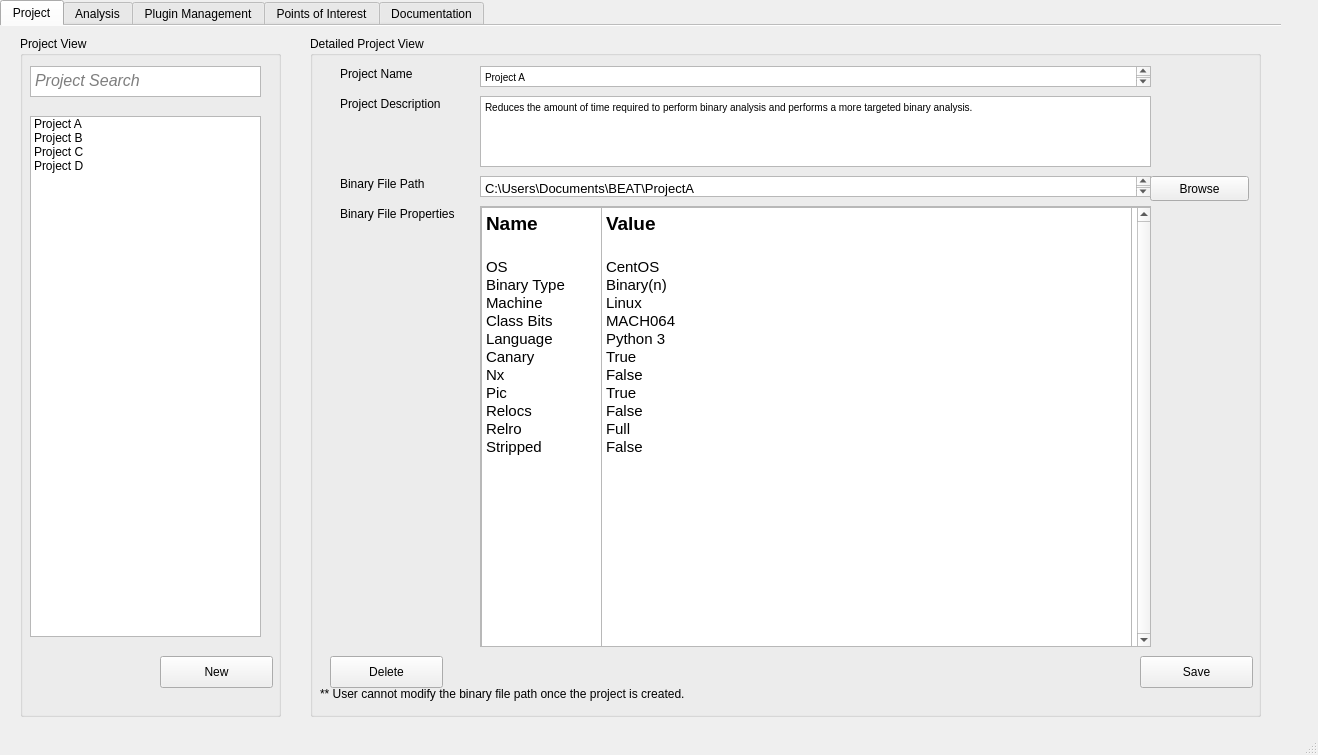
First picture: the form in main.ui, repository maurygrin/Software-Project-Team9, before the edit.
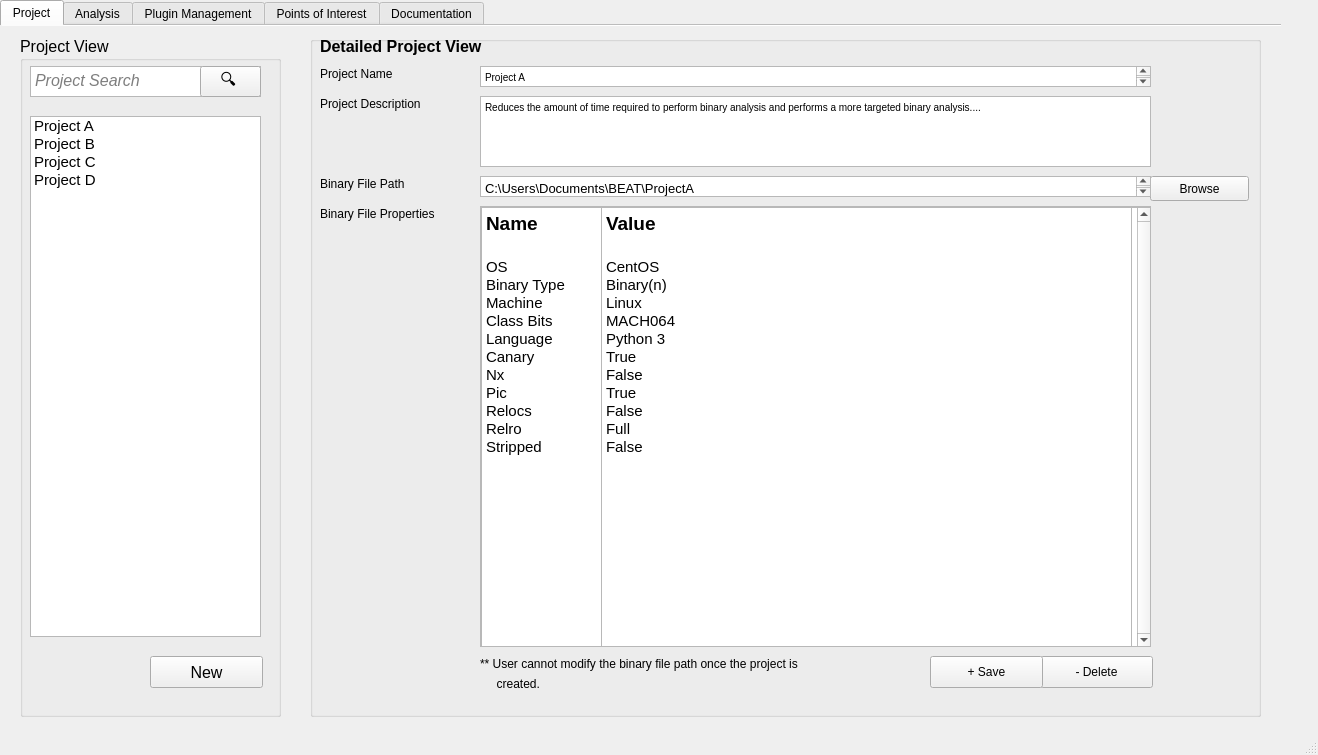
Second picture: the form after the edit. The open tabs and pages were chosen to show the change. Icons and pictures are not drawn.

Commit message: Made some changes based on feedback received from client.

The edit to the form file:
```diff
--- a/main.ui
+++ b/main.ui
@@ -57,13 +57,20 @@
         <height>681</height>
        </rect>
       </property>
+      <property name="font">
+       <font>
+        <pointsize>12</pointsize>
+        <weight>50</weight>
+        <bold>false</bold>
+       </font>
+      </property>
       <property name="title">
        <string>Project View</string>
       </property>
       <widget class="QPushButton" name="pushButton_2">
        <property name="geometry">
         <rect>
-         <x>140</x>
+         <x>130</x>
          <y>620</y>
          <width>113</width>
          <height>32</height>
@@ -82,6 +89,11 @@
          <height>521</height>
         </rect>
        </property>
+       <property name="font">
+        <font>
+         <pointsize>11</pointsize>
+        </font>
+       </property>
        <item>
         <property name="text">
          <string>Project A</string>
@@ -123,8 +135,8 @@
         <string>&lt;!DOCTYPE HTML PUBLIC &quot;-//W3C//DTD HTML 4.0//EN&quot; &quot;http://www.w3.org/TR/REC-html40/strict.dtd&quot;&gt;
 &lt;html&gt;&lt;head&gt;&lt;meta name=&quot;qrichtext&quot; content=&quot;1&quot; /&gt;&lt;style type=&quot;text/css&quot;&gt;
 p, li { white-space: pre-wrap; }
-&lt;/style&gt;&lt;/head&gt;&lt;body style=&quot; font-family:'MS Shell Dlg 2'; font-size:9.75pt; font-weight:400; font-style:normal;&quot;&gt;
-&lt;p style=&quot; margin-top:0px; margin-bottom:0px; margin-left:0px; margin-right:0px; -qt-block-indent:0; text-indent:0px;&quot;&gt;&lt;span style=&quot; font-size:12pt; font-style:italic; color:#7e7e7e;&quot;&gt;Project Search &lt;/span&gt;&lt;/p&gt;&lt;/body&gt;&lt;/html&gt;</string>
+&lt;/style&gt;&lt;/head&gt;&lt;body style=&quot; font-family:'Ubuntu'; font-size:12pt; font-weight:400; font-style:normal;&quot;&gt;
+&lt;p style=&quot; margin-top:0px; margin-bottom:0px; margin-left:0px; margin-right:0px; -qt-block-indent:0; text-indent:0px;&quot;&gt;&lt;span style=&quot; font-family:'MS Shell Dlg 2'; font-style:italic; color:#7e7e7e;&quot;&gt;Project Search &lt;/span&gt;&lt;/p&gt;&lt;/body&gt;&lt;/html&gt;</string>
        </property>
       </widget>
       <widget class="QLabel" name="glass">
@@ -146,6 +158,19 @@
         <bool>true</bool>
        </property>
       </widget>
+      <widget class="QPushButton" name="pushButton_5">
+       <property name="geometry">
+        <rect>
+         <x>180</x>
+         <y>30</y>
+         <width>61</width>
+         <height>31</height>
+        </rect>
+       </property>
+       <property name="text">
+        <string>🔍 </string>
+       </property>
+      </widget>
      </widget>
      <widget class="QGroupBox" name="groupBox_2">
       <property name="geometry">
@@ -156,15 +181,30 @@
         <height>681</height>
        </rect>
       </property>
+      <property name="maximumSize">
+       <size>
+        <width>16777215</width>
+        <height>16777215</height>
+       </size>
+      </property>
+      <property name="font">
+       <font>
+        <weight>50</weight>
+        <bold>false</bold>
+       </font>
+      </property>
       <property name="title">
-       <string>Detailed Project View</string>
+       <string/>
+      </property>
+      <property name="flat">
+       <bool>true</bool>
       </property>
       <widget class="QLabel" name="label">
        <property name="geometry">
         <rect>
-         <x>30</x>
+         <x>10</x>
          <y>30</y>
-         <width>81</width>
+         <width>101</width>
          <height>16</height>
         </rect>
        </property>
@@ -175,9 +215,9 @@
       <widget class="QLabel" name="label_2">
        <property name="geometry">
         <rect>
-         <x>30</x>
+         <x>10</x>
          <y>60</y>
-         <width>121</width>
+         <width>141</width>
          <height>16</height>
         </rect>
        </property>
@@ -188,9 +228,9 @@
       <widget class="QLabel" name="label_3">
        <property name="geometry">
         <rect>
-         <x>30</x>
+         <x>10</x>
          <y>140</y>
-         <width>101</width>
+         <width>131</width>
          <height>16</height>
         </rect>
        </property>
@@ -201,9 +241,9 @@
       <widget class="QLabel" name="label_4">
        <property name="geometry">
         <rect>
-         <x>30</x>
+         <x>10</x>
          <y>170</y>
-         <width>131</width>
+         <width>151</width>
          <height>16</height>
         </rect>
        </property>
@@ -214,14 +254,14 @@
       <widget class="QLabel" name="label_5">
        <property name="geometry">
         <rect>
-         <x>10</x>
-         <y>650</y>
-         <width>421</width>
+         <x>170</x>
+         <y>620</y>
+         <width>481</width>
          <height>16</height>
         </rect>
        </property>
        <property name="text">
-        <string>** User cannot modify the binary file path once the project is created.</string>
+        <string>** User cannot modify the binary file path once the project is </string>
        </property>
       </widget>
       <widget class="QPushButton" name="pushButton">
@@ -267,8 +307,8 @@
         <string>&lt;!DOCTYPE HTML PUBLIC &quot;-//W3C//DTD HTML 4.0//EN&quot; &quot;http://www.w3.org/TR/REC-html40/strict.dtd&quot;&gt;
 &lt;html&gt;&lt;head&gt;&lt;meta name=&quot;qrichtext&quot; content=&quot;1&quot; /&gt;&lt;style type=&quot;text/css&quot;&gt;
 p, li { white-space: pre-wrap; }
-&lt;/style&gt;&lt;/head&gt;&lt;body style=&quot; font-family:'MS Shell Dlg 2'; font-size:9.75pt; font-weight:400; font-style:normal;&quot;&gt;
-&lt;p style=&quot; margin-top:0px; margin-bottom:0px; margin-left:0px; margin-right:0px; -qt-block-indent:0; text-indent:0px;&quot;&gt;&lt;span style=&quot; font-size:7.8pt;&quot;&gt;Reduces the amount of time required to perform binary analysis and performs a more targeted binary analysis.&lt;/span&gt;&lt;/p&gt;&lt;/body&gt;&lt;/html&gt;</string>
+&lt;/style&gt;&lt;/head&gt;&lt;body style=&quot; font-family:'Ubuntu'; font-size:11pt; font-weight:400; font-style:normal;&quot;&gt;
+&lt;p style=&quot; margin-top:0px; margin-bottom:0px; margin-left:0px; margin-right:0px; -qt-block-indent:0; text-indent:0px;&quot;&gt;&lt;span style=&quot; font-family:'MS Shell Dlg 2'; font-size:7.8pt;&quot;&gt;Reduces the amount of time required to perform binary analysis and performs a more targeted binary analysis....&lt;/span&gt;&lt;/p&gt;&lt;/body&gt;&lt;/html&gt;</string>
        </property>
       </widget>
       <widget class="QTextBrowser" name="textBrowser_3">
@@ -291,14 +331,14 @@
       <widget class="QPushButton" name="pushButton_3">
        <property name="geometry">
         <rect>
-         <x>20</x>
+         <x>730</x>
          <y>620</y>
          <width>113</width>
          <height>32</height>
         </rect>
        </property>
        <property name="text">
-        <string>Delete</string>
+        <string>- Delete</string>
        </property>
       </widget>
       <widget class="QScrollArea" name="scrollArea">
@@ -420,14 +460,47 @@
       <widget class="QPushButton" name="pushButton_19">
        <property name="geometry">
         <rect>
-         <x>830</x>
+         <x>620</x>
          <y>620</y>
          <width>113</width>
          <height>32</height>
         </rect>
        </property>
        <property name="text">
-        <string>Save</string>
+        <string>+ Save</string>
+       </property>
+      </widget>
+      <widget class="QLabel" name="label_18">
+       <property name="geometry">
+        <rect>
+         <x>10</x>
+         <y>0</y>
+         <width>201</width>
+         <height>21</height>
+        </rect>
+       </property>
+       <property name="font">
+        <font>
+         <pointsize>12</pointsize>
+         <weight>75</weight>
+         <bold>true</bold>
+        </font>
+       </property>
+       <property name="text">
+        <string>Detailed Project View</string>
+       </property>
+      </widget>
+      <widget class="QLabel" name="label_22">
+       <property name="geometry">
+        <rect>
+         <x>170</x>
+         <y>640</y>
+         <width>481</width>
+         <height>16</height>
+        </rect>
+       </property>
+       <property name="text">
+        <string>     created.</string>
        </property>
       </widget>
      </widget>
```
Left out of the diff: 345 changed lines with no effect on the pictures.
